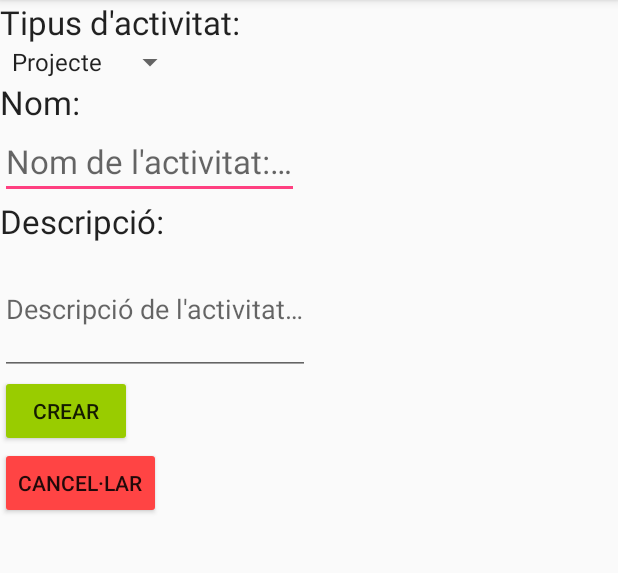
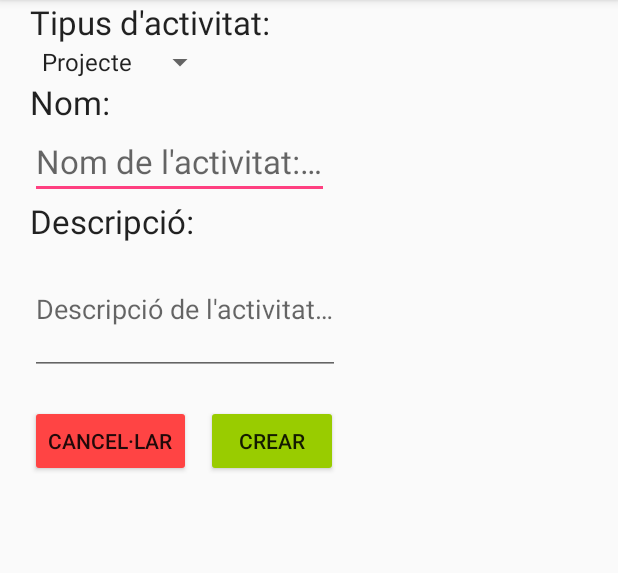
Before and after one commit to kikones34/timeTrackerAndroid, an Android app: the FormulariCrearActivitatActivity screen opened directly, with no data from a screen before it, on a phone screen of 412 x 824 dp, the part 84-657 px from its top. Run offline under Robolectric (Android 15) with nearby library versions, the light colour scheme and no system bars.

Commit message:
xml update
0.69

```diff
--- a/app/src/main/java/com/example/joans/timetracker/TimePickerFragment.java
+++ b/app/src/main/java/com/example/joans/timetracker/TimePickerFragment.java
@@ -36,7 +36,6 @@ public class TimePickerFragment extends DialogFragment implements TimePickerDial
         //Set a message for user
         tv.setText("La tasca començarà cada dia a les ");
         //Display the user changed time on TextView
-        tv.setText(tv.getText() + String.valueOf(hourOfDay)
-                + ":" + String.valueOf(minute) + "\n");
+        tv.setText(tv.getText() + String.format("%02dh %02dm", hourOfDay, minute) + "\n");
     }
 }
--- a/app/src/main/res/layout/activity_formulari_activitat.xml
+++ b/app/src/main/res/layout/activity_formulari_activitat.xml
@@ -20,6 +20,7 @@
             android:id="@+id/formulari_textview1"
             android:layout_width="wrap_content"
             android:layout_height="wrap_content"
+            android:layout_marginStart="20dp"
             android:text="@string/formulari_tipus_dactivitat"
             android:textAppearance="@style/TextAppearance.AppCompat.Large" />
 
@@ -27,6 +28,7 @@
             android:id="@+id/formulari_spr_tipus_activitat"
             android:layout_width="wrap_content"
             android:layout_height="wrap_content"
+            android:layout_marginStart="20dp"
             android:layout_weight=".40"
             android:entries="@array/formulari_tipus_activitat"
             android:prompt="@string/formulari_seleccio_tipus_dactivitat"
@@ -62,7 +64,7 @@
 
             <TextView
                 android:id="@+id/formulari_time_autoStart"
-                android:layout_width="wrap_content"
+                android:layout_width="0dp"
                 android:layout_height="wrap_content"
                 android:layout_marginStart="30dp"
                 android:layout_marginTop="5dp"
@@ -102,7 +104,8 @@
                 android:textAppearance="@style/TextAppearance.AppCompat.Medium"
                 android:visibility="visible"
                 app:layout_constraintStart_toStartOf="parent"
-                app:layout_constraintTop_toBottomOf="@+id/formulari_check_AutoEnd"></EditText>
+                app:layout_constraintTop_toBottomOf="@+id/formulari_check_AutoEnd">
+            </EditText>
 
             <TextView
                 android:id="@+id/autoEnd_h"
@@ -127,7 +130,8 @@
                 android:textAppearance="@style/TextAppearance.AppCompat.Medium"
                 android:visibility="visible"
                 app:layout_constraintStart_toStartOf="parent"
-                app:layout_constraintTop_toBottomOf="@+id/formulari_time_autoEnd_hour"></EditText>
+                app:layout_constraintTop_toBottomOf="@+id/formulari_time_autoEnd_hour">
+            </EditText>
 
             <TextView
                 android:id="@+id/autoEnd_m"
@@ -152,7 +156,8 @@
                 android:textAppearance="@style/TextAppearance.AppCompat.Medium"
                 android:visibility="visible"
                 app:layout_constraintStart_toStartOf="parent"
-                app:layout_constraintTop_toBottomOf="@+id/formulari_time_autoEnd_min"></EditText>
+                app:layout_constraintTop_toBottomOf="@+id/formulari_time_autoEnd_min">
+            </EditText>
 
             <TextView
                 android:id="@+id/autoEnd_s"
@@ -173,6 +178,7 @@
             android:id="@+id/formulari_textview2"
             android:layout_width="wrap_content"
             android:layout_height="wrap_content"
+            android:layout_marginStart="20dp"
             android:text="@string/formulari_nom_activitat"
             android:textAppearance="@style/TextAppearance.AppCompat.Large"
             android:visibility="visible" />
@@ -181,6 +187,7 @@
             android:id="@+id/formulari_nom_activitat"
             android:layout_width="wrap_content"
             android:layout_height="wrap_content"
+            android:layout_marginStart="20dp"
             android:hint="@string/formulari_nom_activitat_hint"
             android:imeOptions="actionNext"
             android:inputType="textNoSuggestions"
@@ -192,6 +199,7 @@
             android:id="@+id/formulari_textview3"
             android:layout_width="wrap_content"
             android:layout_height="wrap_content"
+            android:layout_marginStart="20dp"
             android:text="@string/formulari_descripcio"
             android:textAppearance="@style/TextAppearance.AppCompat.Large"
             android:visibility="visible" />
@@ -200,29 +208,46 @@
             android:id="@+id/formulari_descripcio"
             android:layout_width="wrap_content"
             android:layout_height="wrap_content"
+            android:layout_marginStart="20dp"
             android:hint="@string/formulari_descripcio_hint"
             android:inputType="textMultiLine"
             android:lines="3"
             android:visibility="visible" />
 
-        <Button
-            android:id="@+id/formulari_btn_crear"
-            style="@style/Widget.AppCompat.Button"
-            android:layout_width="wrap_content"
-            android:layout_height="wrap_content"
-            android:layout_weight=".50"
-            android:backgroundTint="@android:color/holo_green_light"
-            android:text="@string/formulari_boto_crear"
-            android:visibility="visible" />
+        <android.support.constraint.ConstraintLayout
+            android:layout_width="match_parent"
+            android:layout_height="match_parent"
+            android:visibility="visible">
 
             <Button
                 android:id="@+id/formulari_btn_tornar"
                 style="@style/Widget.AppCompat.Button"
-            android:layout_width="wrap_content"
+                android:layout_width="0dp"
                 android:layout_height="wrap_content"
+                android:layout_marginStart="20dp"
+                android:layout_marginTop="20dp"
                 android:layout_weight=".50"
                 android:backgroundTint="@android:color/holo_red_light"
                 android:text="@string/formulari_boto_tornar_enrere"
-            android:visibility="visible" />
+                android:visibility="visible"
+                app:layout_constraintStart_toStartOf="parent"
+                app:layout_constraintTop_toTopOf="parent" />
+
+            <Button
+                android:id="@+id/formulari_btn_crear"
+                style="@style/Widget.AppCompat.Button"
+                android:layout_width="0dp"
+                android:layout_height="wrap_content"
+                android:layout_marginStart="10dp"
+                android:layout_marginTop="20dp"
+                android:layout_weight=".50"
+                android:backgroundTint="@android:color/holo_green_light"
+                android:text="@string/formulari_boto_crear"
+                android:visibility="visible"
+                app:layout_constraintStart_toEndOf="@+id/formulari_btn_tornar"
+                app:layout_constraintTop_toTopOf="parent" />
+
+        </android.support.constraint.ConstraintLayout>
+
     </LinearLayout>
 </ScrollView>
--- a/app/src/main/res/layout/activity_main.xml
+++ b/app/src/main/res/layout/activity_main.xml
@@ -13,9 +13,7 @@
         android:id="@+id/buttonStart"
         android:layout_width="wrap_content"
         android:layout_height="wrap_content"
-        android:layout_alignParentBottom="true"
-        android:layout_alignParentStart="true"
-        android:layout_marginBottom="53dp"
-        android:layout_marginStart="277dp"
+        android:layout_centerHorizontal="true"
+        android:layout_centerVertical="true"
         android:text="Start" />
 </RelativeLayout>
```
Also changed, not shown: app/src/main/res/layout/activity_llista_activitats.xml (+4 -4 lines). Lines whose indentation alone changed are shown as unchanged.
